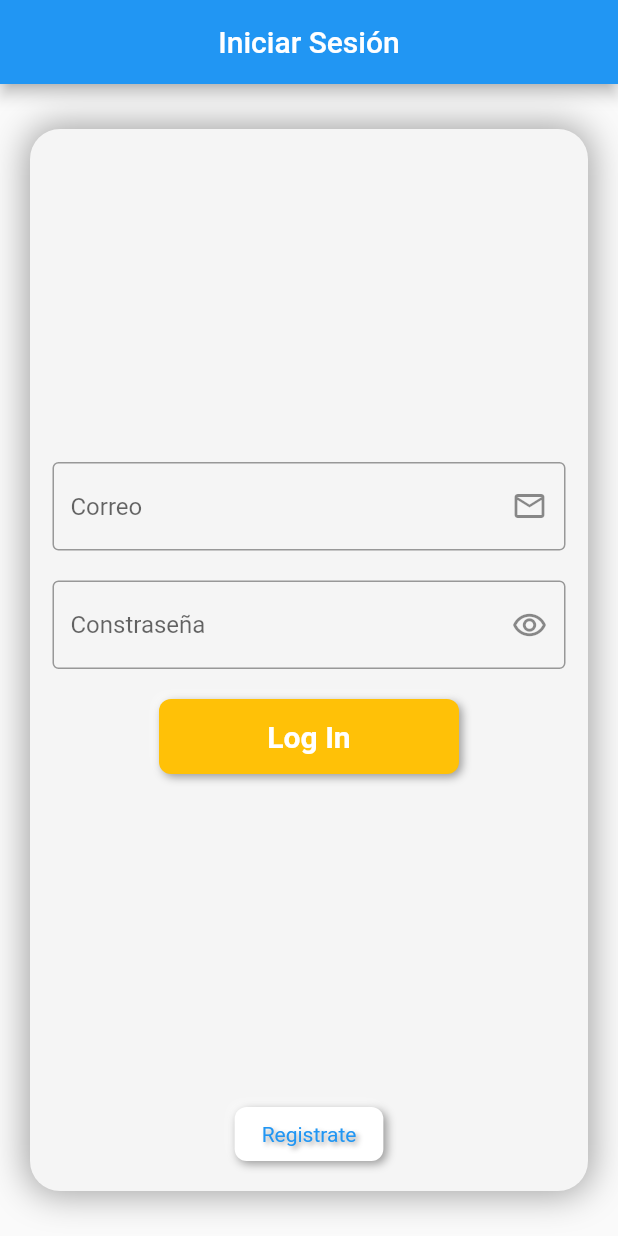
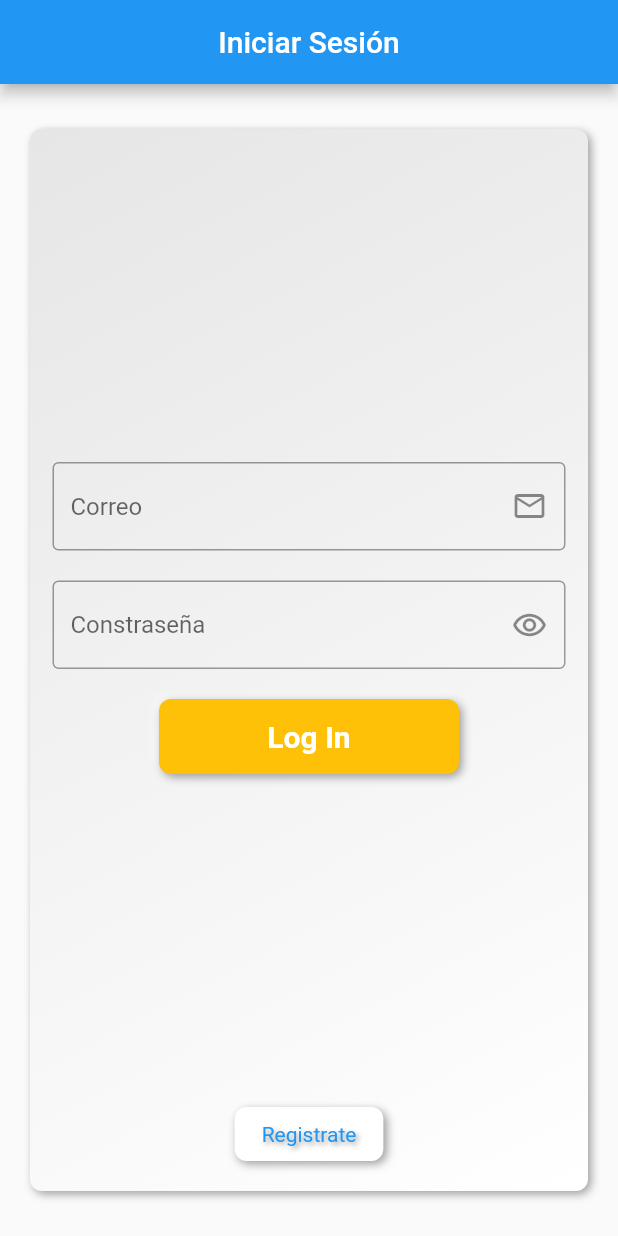
Before and after one commit to YaelZamora/alfonso_marina, a Flutter app: the screen it shows after launch, on a phone screen of 412 x 824 dp. Run offline on Flutter 3.47's test engine with Material 2 defaults, Android fonts, the phone set to English and light mode, and no system bars; drawn by our look-alikes of flutter_neumorphic.

Commit message:
12 de noviembre

```diff
--- a/lib/src/pages/home_page.dart
+++ b/lib/src/pages/home_page.dart
@@ -62,7 +62,8 @@ class _HomePageState extends State<HomePage> {
                       checked[index] = value;
                     });
                   },
-                  ));
+                ),
+              );
             },
             itemCount: categoria.length,
             separatorBuilder: (BuildContext context, int index) {
--- a/lib/src/pages/login_page.dart
+++ b/lib/src/pages/login_page.dart
@@ -13,27 +13,17 @@ class LoginPage extends StatelessWidget {
         centerTitle: true,
       ),
       body: Center(
-        child: Container(
-          width: double.infinity,
-          height: double.infinity,
+        child: Neumorphic(
+          style: const NeumorphicStyle(
+            color: Colors.white,
+            shape: NeumorphicShape.concave,
+          ),
           margin: const EdgeInsets.symmetric(
             horizontal: 20,
             vertical: 30,
           ),
           padding: const EdgeInsets.symmetric(
             horizontal: 15,
-          ),
-          decoration: BoxDecoration(
-            borderRadius: BorderRadius.circular(20),
-            color: const Color(0xffF5F5F5),
-            boxShadow: const [
-              BoxShadow(
-                color: Colors.grey,
-                offset: Offset(0, 0),
-                blurRadius: 20,
-                spreadRadius: 2,
-              ),
-            ],
           ),
           child: Column(
             mainAxisAlignment: MainAxisAlignment.center,
```
Lines whose indentation alone changed are shown as unchanged.
